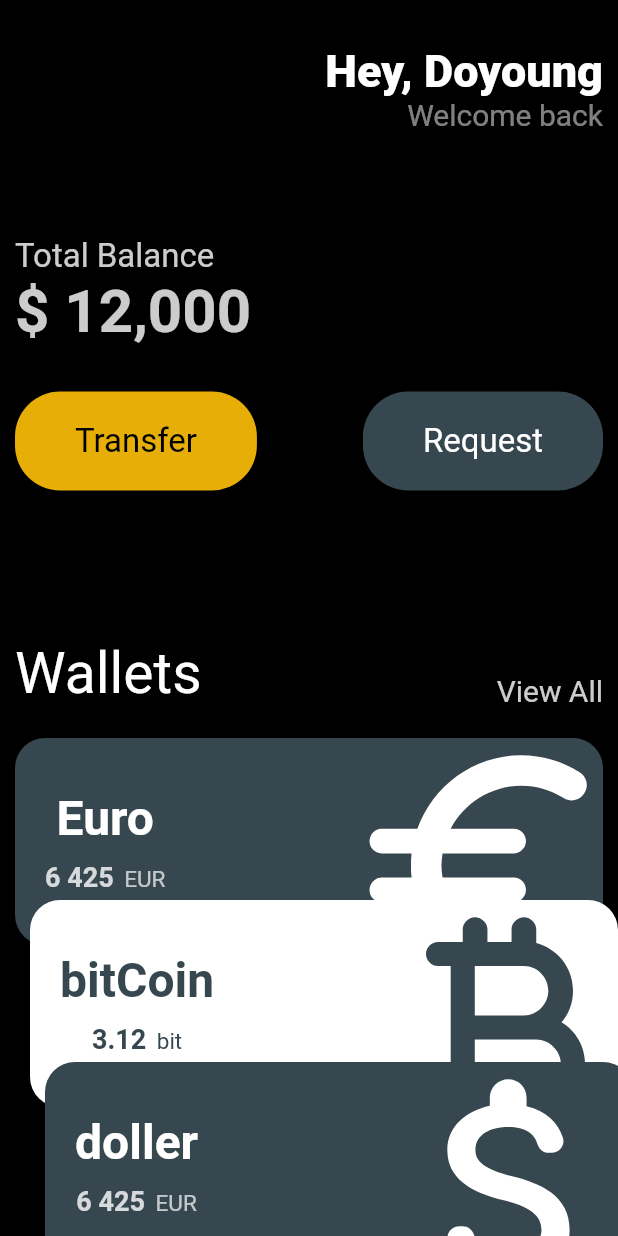
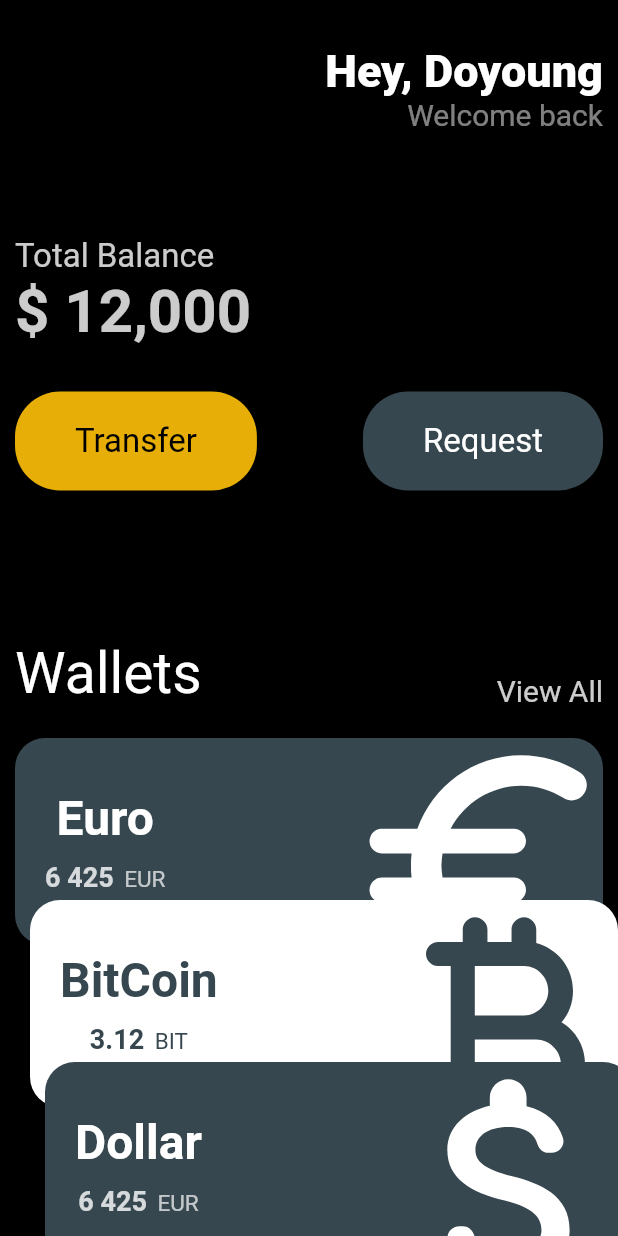
Before and after one commit to dyparkkk/flutter-practice, a Flutter app: the screen it shows after launch, on a phone screen of 412 x 824 dp. Run offline on Flutter 3.47's test engine with Material 2 defaults, Android fonts, the phone set to English and light mode, and no system bars.

Commit message:
지갑 클론

```diff
--- a/toonflix/lib/main.dart
+++ b/toonflix/lib/main.dart
@@ -116,26 +116,23 @@ class App extends StatelessWidget {
                   amount: '6 425',
                   icon: Icons.euro_rounded,
                   isInverted: false,
+                  order: 0,
                 ),
-                Transform.translate(
-                  offset: const Offset(10, -30),
-                  child: CurrencyCard(
-                    name: 'bitCoin',
-                    code: 'bit',
+                CurrencyCard(
+                  name: 'BitCoin',
+                  code: 'BIT',
                   amount: '3.12',
                   icon: Icons.currency_bitcoin_rounded,
                   isInverted: true,
+                  order: 1,
                 ),
-                ),
-                Transform.translate(
-                  offset: const Offset(20, -60),
-                  child: CurrencyCard(
-                    name: 'doller',
+                CurrencyCard(
+                  name: 'Dollar',
                   code: 'EUR',
                   amount: '6 425',
                   icon: Icons.attach_money_rounded,
                   isInverted: false,
-                  ),
+                  order: 2,
                 ),
               ],
             ),
--- a/toonflix/lib/widgets/currency_card.dart
+++ b/toonflix/lib/widgets/currency_card.dart
@@ -4,8 +4,10 @@ class CurrencyCard extends StatelessWidget {
   final String name, code, amount;
   final IconData icon;
   final bool isInverted;
+  final int order;
 
   final _blackColor = Colors.blueGrey.shade800;
+  final double dx = 10, dy = -30;
 
   CurrencyCard({
     super.key,
@@ -14,12 +16,15 @@ class CurrencyCard extends StatelessWidget {
     required this.amount,
     required this.icon,
     required this.isInverted,
+    required this.order,
   });
 
   // TODO : 통화이름, 총액, 단위, icon
   @override
   Widget build(BuildContext context) {
-    return Container(
+    return Transform.translate(
+      offset: Offset(order * dx, order * dy),
+      child: Container(
         clipBehavior: Clip.hardEdge,
         decoration: BoxDecoration(
           color: isInverted ? Colors.white : _blackColor,
@@ -86,6 +91,7 @@ class CurrencyCard extends StatelessWidget {
             ],
           ),
         ),
+      ),
     );
   }
 }
```
Lines whose indentation alone changed are shown as unchanged.
